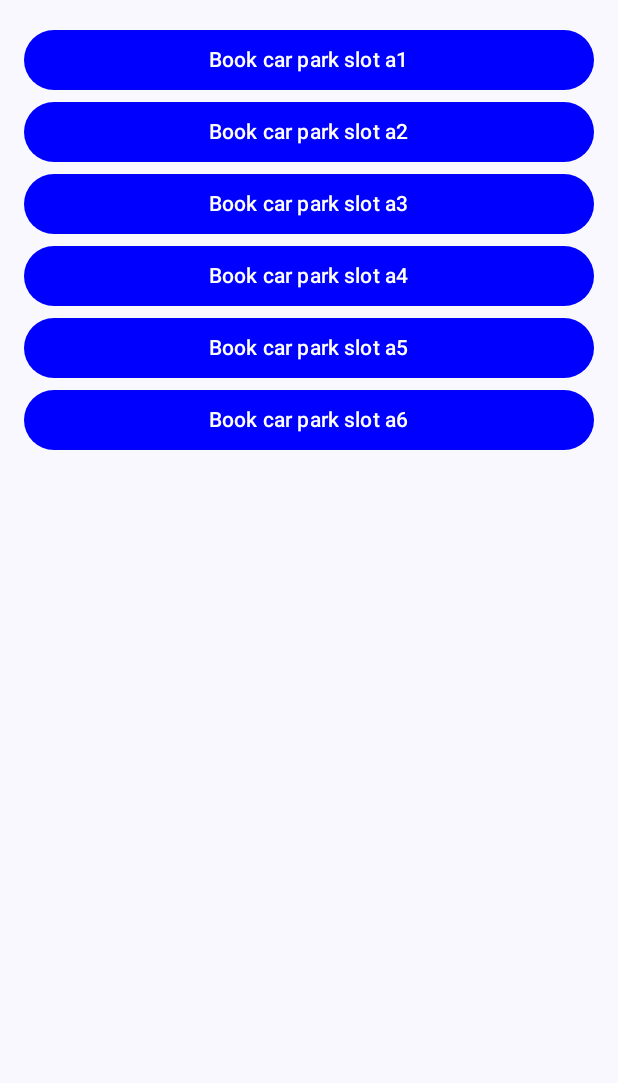
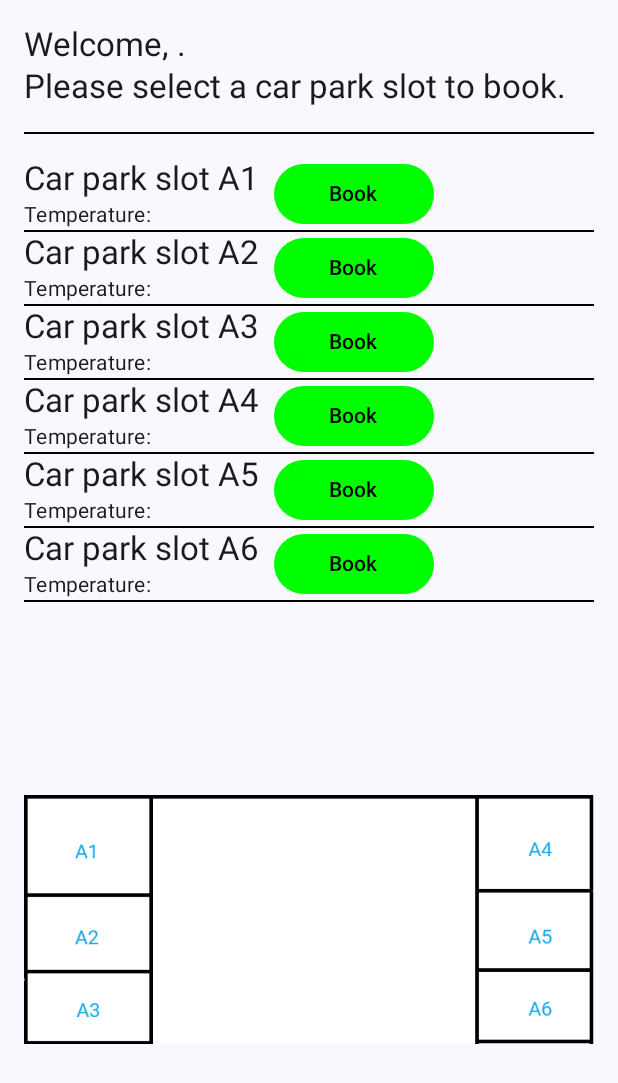
Before and after one commit to Devilsbats/CSC2106-IOT-Team8, an Android app built with Jetpack Compose: the BookingScreen screen opened through its navigation route, on a phone screen of 412 x 824 dp. Shown: the top 1083 px of the screen. Run offline under Robolectric (Android 15) with nearby library versions, the phone set to English and light mode, and no system bars.

Commit message:
Added temperature and Layout for Car Park

```diff
--- a/smart_parking/app/src/main/java/com/example/smart_parking/BookingScreen.kt
+++ b/smart_parking/app/src/main/java/com/example/smart_parking/BookingScreen.kt
@@ -1,10 +1,12 @@
 package com.example.smart_parking
 
+import androidx.compose.foundation.Image
 import androidx.compose.foundation.border
 import androidx.compose.foundation.layout.Arrangement
 import androidx.compose.foundation.layout.Column
 import androidx.compose.foundation.layout.Row
 import androidx.compose.foundation.layout.Spacer
+import androidx.compose.foundation.layout.fillMaxHeight
 import androidx.compose.foundation.layout.fillMaxSize
 import androidx.compose.foundation.layout.fillMaxWidth
 import androidx.compose.foundation.layout.height
@@ -30,6 +32,7 @@ import androidx.compose.runtime.setValue
 import androidx.compose.ui.Alignment
 import androidx.compose.ui.Modifier
 import androidx.compose.ui.graphics.Color
+import androidx.compose.ui.res.painterResource
 import androidx.compose.ui.tooling.preview.Preview
 import androidx.compose.ui.unit.dp
 import androidx.navigation.NavController
@@ -38,7 +41,7 @@ import com.example.smart_parking.ui.theme.Smart_parkingTheme
 
 //Joo Wee
 fun carParkList(): List<String> {
-    return (1..6).map { "a$it" }
+    return (1..6).map { "A$it" }
 }
 @Composable
 fun BookingScreen(
@@ -57,16 +60,34 @@ fun BookingScreen(
             .fillMaxSize()
             .padding(16.dp),
         verticalArrangement = Arrangement.spacedBy(16.dp),
-        horizontalAlignment = Alignment.CenterHorizontally
+        horizontalAlignment = Alignment.Start
     ) {
-        Column(
-            verticalArrangement = Arrangement.spacedBy(16.dp),
-            horizontalAlignment = Alignment.CenterHorizontally
-        ) {
-            LazyColumn {
-                items(carParkList.size) { index ->
-                    var isTaken by remember { mutableStateOf(true) }
+        Text(
+            text = "Welcome, ${userName.value}. \nPlease select a car park slot to book.",
+            style = MaterialTheme.typography.titleLarge
+        )
+        Divider(
+            modifier = Modifier
+                .border(1.dp, Color.Black)
+        )
+        LazyColumn {
+            items(carParkList.size) { index ->
+                var isTaken by remember { mutableStateOf(true) }
+                Row {
+                    Column(){
+                        Text(
+                            text = "Car park slot ${carParkList[index]}",
+                            style = MaterialTheme.typography.titleLarge
+                        )
+                        Text(
+                            //Joo Wee add here
+                            text = "Temperature: ",
+                            style = MaterialTheme.typography.bodyMedium
+                        )
+                    }
+                    Spacer(modifier = Modifier.width(10.dp))
                     Button(
+                        modifier = Modifier.fillMaxSize(0.5f),
                         onClick = {
                             navController.navigate(Screen.ConfirmScreen.route)
                             bookingLocation.value = carParkList[index]
@@ -75,18 +96,26 @@ fun BookingScreen(
                         },
                         enabled = isTaken,
                         colors = ButtonDefaults.buttonColors(
-                            contentColor = Color.White,
-                            containerColor = Color.Blue
-                        ),
-                        modifier = Modifier
-                            .then(if (isTaken) Modifier.fillMaxWidth() else Modifier.fillMaxWidth(0.5f))
-
+                            contentColor = Color.Black,
+                            containerColor = Color.Green
+                        )
                     ) {
-                        Text(text = "Book car park slot ${carParkList[index]}")
+                        Text(text = "Book")
                     }
                 }
+                Divider(
+                    modifier = Modifier
+                        .border(1.dp, Color.Black)
+                )
             }
         }
+        Image(
+            modifier = Modifier
+                .size(600.dp)
+                .align(Alignment.CenterHorizontally),
+            painter = painterResource(R.drawable.carpark),
+            contentDescription = null,
+        )
     }
 }
 
```
Also changed, not shown: smart_parking/app/src/main/res/drawable/carpark.png (added).
